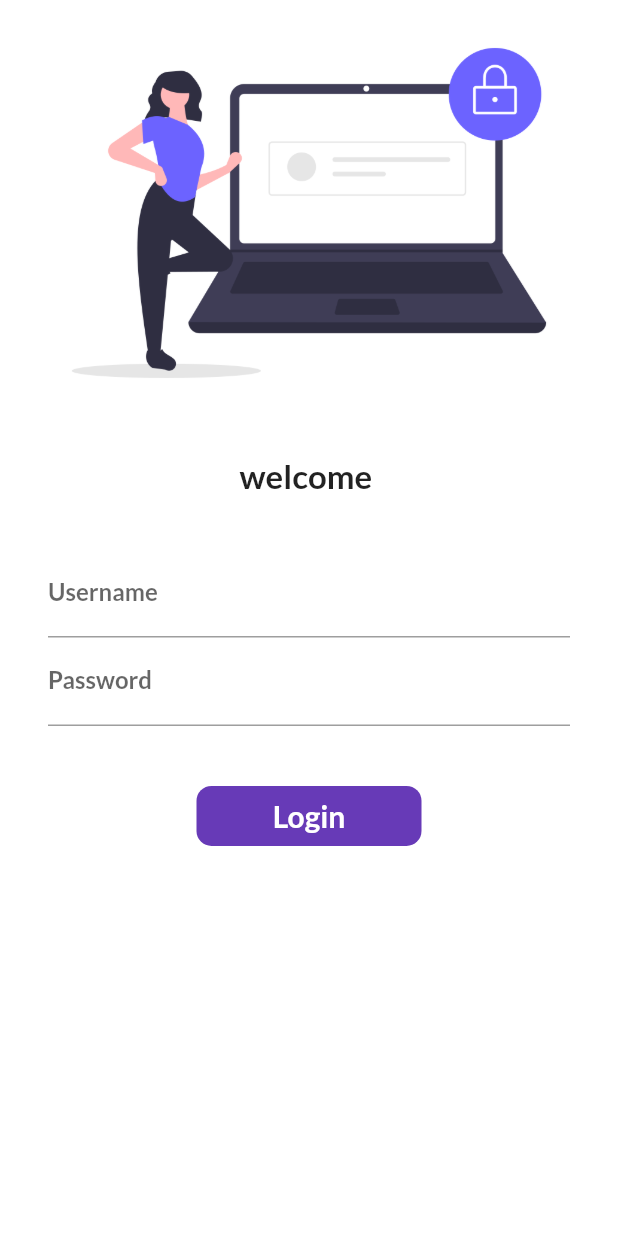
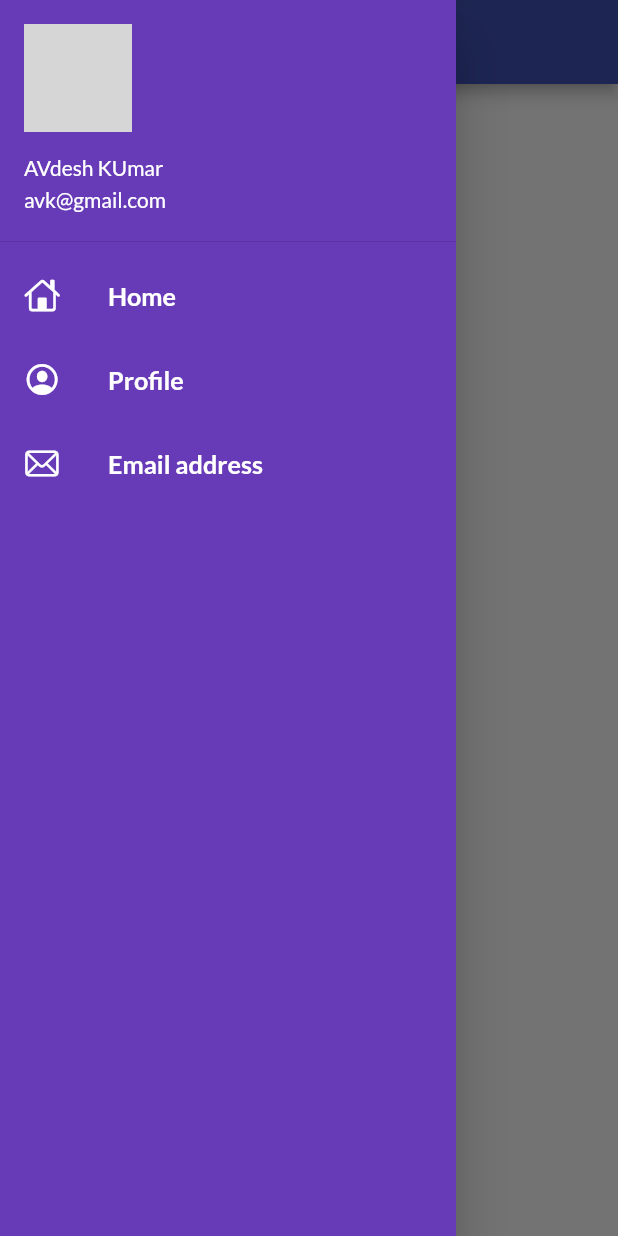
Before and after one commit to avikuuuu/Catalog-Flutter-App, a Flutter app: the screen it shows after launch, with the side drawer open (before the commit the screen has no drawer), on a phone screen of 412 x 824 dp. Run offline on Flutter 3.47's test engine with Material 2 defaults, Android fonts, the phone set to English and light mode, and no system bars; our stand-ins replace google_fonts; network calls fail; grey boxes are pictures that could not be loaded.

Commit message:
day9 compelete

```diff
--- a/lib/main.dart
+++ b/lib/main.dart
@@ -20,7 +20,7 @@ class MyApp extends StatelessWidget {
           primarySwatch: Colors.indigo,
           fontFamily: GoogleFonts.lato().fontFamily),
       darkTheme: ThemeData(brightness: Brightness.dark),
-      initialRoute: "/login",
+      initialRoute: MyRoutes.homeRoute,
       routes: {
         "/": (context) => LoginPage(),
         MyRoutes.loginRoute: (context) => LoginPage(),
--- a/lib/pages/home_page.dart
+++ b/lib/pages/home_page.dart
@@ -1,5 +1,6 @@
 //ignore_for_file: prefer_const_constructors
 import 'package:flutter/material.dart';
+import 'package:flutter_catlog/widgets/drawer.dart';
 
 class HomePage extends StatelessWidget {
   const HomePage({super.key});
@@ -18,7 +19,7 @@ class HomePage extends StatelessWidget {
           child: Text('welcomé to $days my world $name'),
         ),
       ),
-      drawer: Drawer(),
+      drawer: MyDrawer(),
     );
   }
 }
--- /dev/null
+++ b/lib/widgets/drawer.dart
@@ -0,0 +1,71 @@
+import 'dart:ui';
+
+import 'package:flutter/cupertino.dart';
+import 'package:flutter/material.dart';
+
+class MyDrawer extends StatelessWidget {
+  const MyDrawer({super.key});
+
+  @override
+  Widget build(BuildContext context) {
+    final imageUrl =
+        "https://cdn3d.iconscout.com/3d/premium/thumb/profile-5590850-4652486.png";
+    return Drawer(
+      child: Container(
+        color: Colors.deepPurple,
+        child: ListView(
+          padding: EdgeInsets.zero,
+          children: [
+            DrawerHeader(
+              padding: EdgeInsets.zero,
+              child: UserAccountsDrawerHeader(
+                margin: EdgeInsets.zero,
+                decoration: BoxDecoration(color: Colors.deepPurple),
+                accountName: Text("AVdesh KUmar"),
+                accountEmail: Text("avk@gmail.com"),
+                currentAccountPicture:
+                    CircleAvatar(backgroundImage: NetworkImage(imageUrl)),
+              ),
+            ),
+            ListTile(
+              leading: Icon(
+                CupertinoIcons.home,
+                color: Colors.white,
+              ),
+              title: Text(
+                "Home",
+                textScaleFactor: 1.2,
+                style:
+                    TextStyle(color: Colors.white, fontWeight: FontWeight.bold),
+              ),
+            ),
+            ListTile(
+              leading: Icon(
+                CupertinoIcons.profile_circled,
+                color: Colors.white,
+              ),
+              title: Text(
+                "Profile",
+                textScaleFactor: 1.2,
+                style:
+                    TextStyle(color: Colors.white, fontWeight: FontWeight.bold),
+              ),
+            ),
+            ListTile(
+              leading: Icon(
+                CupertinoIcons.mail,
+                color: Colors.white,
+              ),
+              title: Text(
+                "Email address",
+                textScaleFactor: 1.2,
+                style:
+                    TextStyle(color: Colors.white, fontWeight: FontWeight.bold),
+              ),
+            ),
+          ],
+        ),
+      ),
+    );
+  }
+}
```
